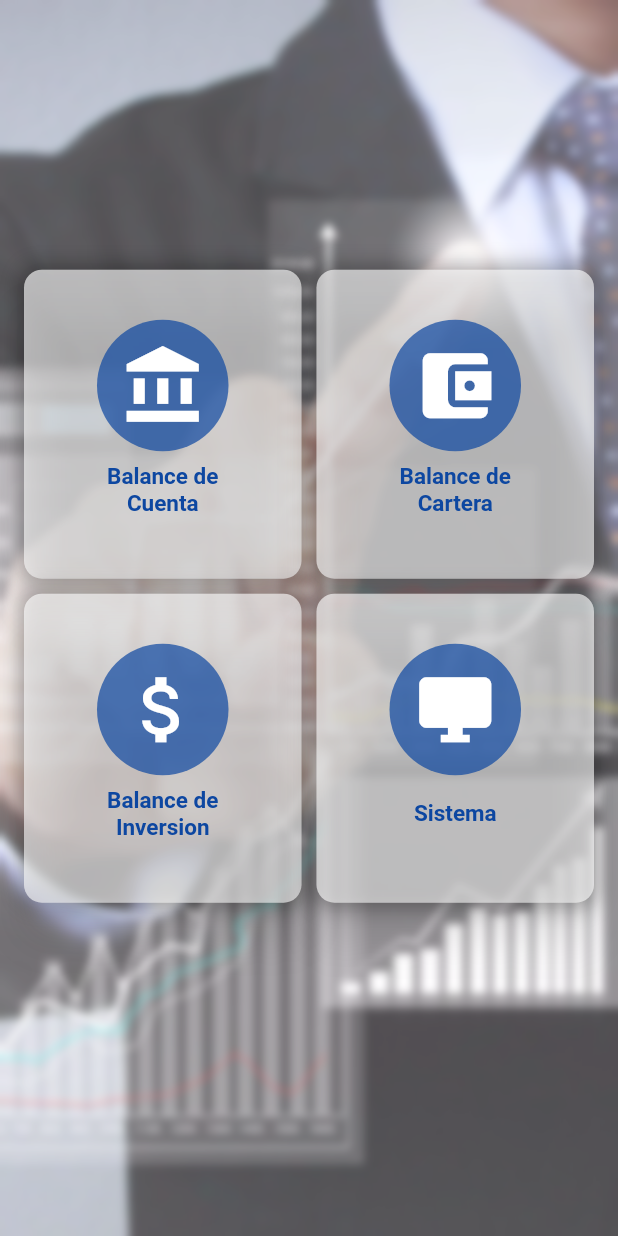
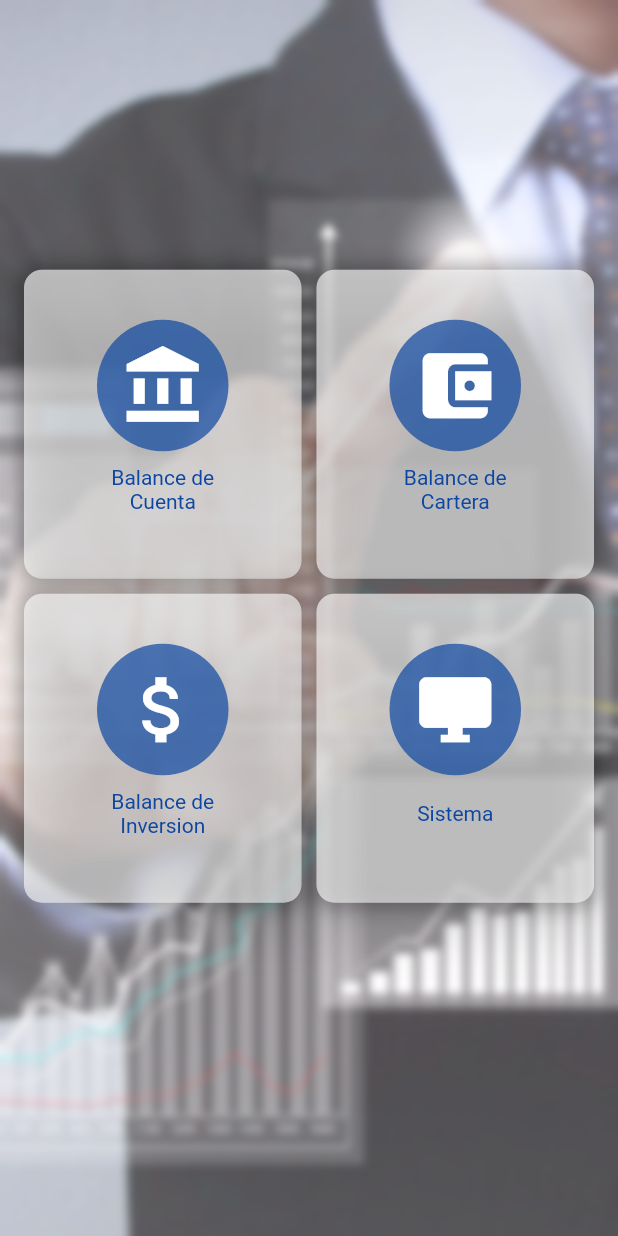
Before and after one commit to RonaldVega14/HomeDesignSGB, a Flutter app: the screen it shows after launch, on a phone screen of 412 x 824 dp. Run offline on Flutter 3.47's test engine with Material 2 defaults, Android fonts, the phone set to English and light mode, and no system bars.

Commit message:
Changing text size and weight

```diff
--- a/home_desing/lib/pages/dashboard.dart
+++ b/home_desing/lib/pages/dashboard.dart
@@ -63,9 +63,9 @@ class Dashboard extends StatefulWidget {
         textAlign:TextAlign.center,
         style:TextStyle(
           color: color,
-          fontSize: 15.0,
+          fontSize: 14.0,
           fontFamily: 'Roboto',
-          fontWeight: FontWeight.w600
+          fontWeight: FontWeight.w300
           ),
         ),
       );
```
